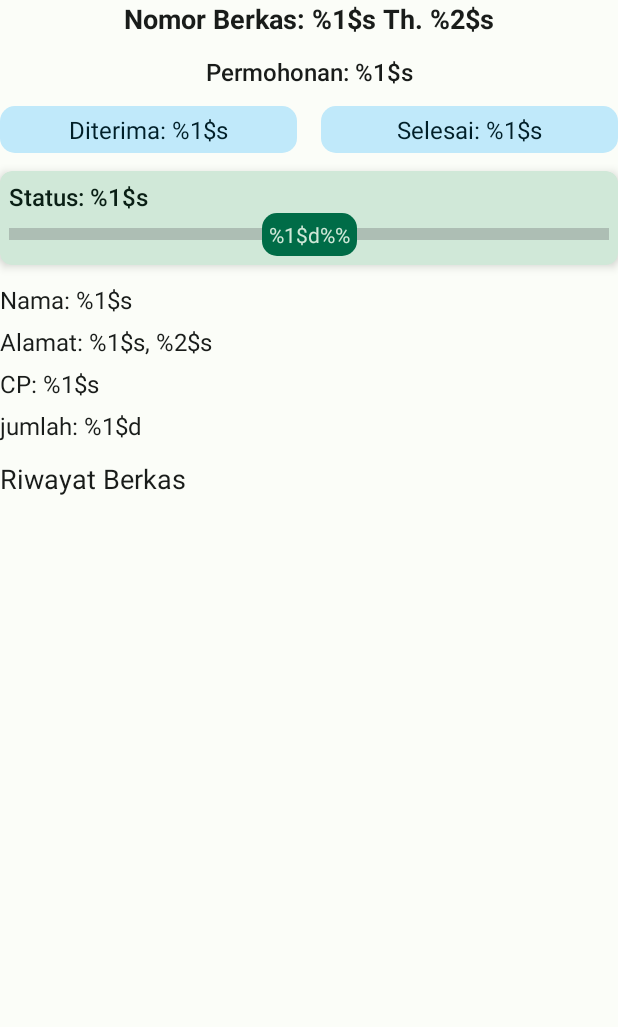
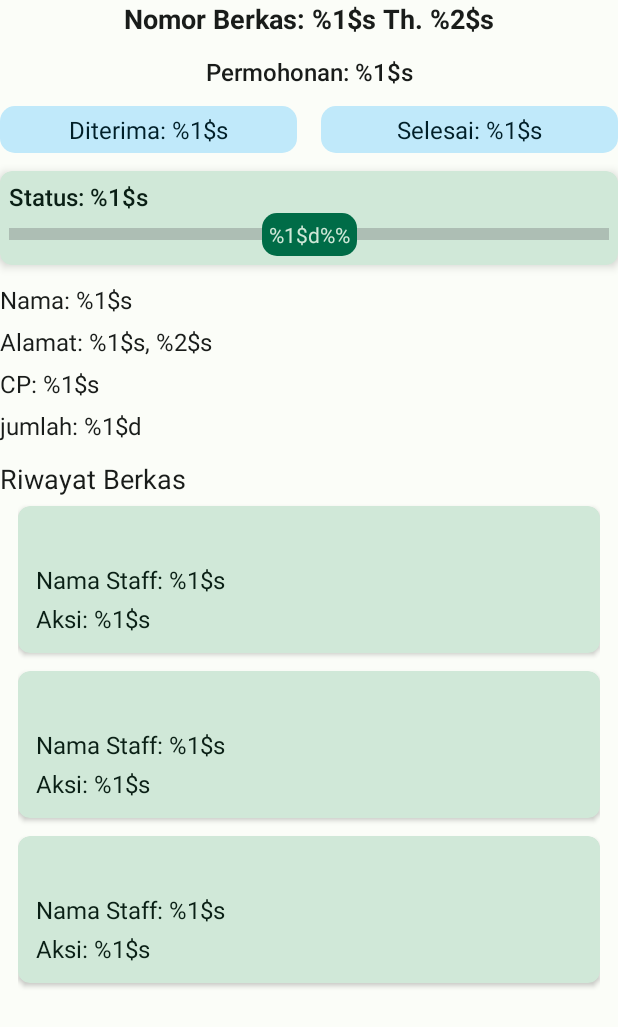
Before and after one commit to CV-JM-Network/BPKPD-Pasuruan, an Android app: the layout berkas_default.xml on its own in the app's theme, with its tools: preview values and no code run, on a phone screen of 412 x 824 dp. Shown: the top 1027 px of the screen. Run offline under Robolectric (Android 15) with nearby library versions, the phone set to English and light mode, and no system bars.

Commit message:
fix: - fix layout issue - fix empty date constraint - code refactoring

```diff
--- a/app/src/main/java/com/jaylangkung/bpkpd/auth/LoginActivity.kt
+++ b/app/src/main/java/com/jaylangkung/bpkpd/auth/LoginActivity.kt
@@ -4,7 +4,6 @@ import android.annotation.SuppressLint
 import android.content.Intent
 import android.os.Bundle
 import android.provider.Settings
-import android.util.Log
 import androidx.appcompat.app.AppCompatActivity
 import com.jaylangkung.bpkpd.BuildConfig
 import com.jaylangkung.bpkpd.MainActivity
--- a/app/src/main/java/com/jaylangkung/bpkpd/auth/SplashScreenActivity.kt
+++ b/app/src/main/java/com/jaylangkung/bpkpd/auth/SplashScreenActivity.kt
@@ -5,7 +5,6 @@ import android.content.Intent
 import android.os.Bundle
 import android.os.Handler
 import android.os.Looper
-import android.util.Log
 import androidx.appcompat.app.AppCompatActivity
 import com.jaylangkung.bpkpd.BuildConfig
 import com.jaylangkung.bpkpd.MainActivity
--- a/app/src/main/java/com/jaylangkung/bpkpd/menu/home/BerkasAdapter.kt
+++ b/app/src/main/java/com/jaylangkung/bpkpd/menu/home/BerkasAdapter.kt
@@ -9,8 +9,6 @@ import androidx.recyclerview.widget.RecyclerView
 import com.jaylangkung.bpkpd.R
 import com.jaylangkung.bpkpd.dataClass.BerkasData
 import com.jaylangkung.bpkpd.databinding.ItemBerkasBinding
-import java.text.SimpleDateFormat
-import java.util.Locale
 
 
 class BerkasAdapter : RecyclerView.Adapter<BerkasAdapter.ItemHolder>() {
@@ -26,8 +24,7 @@ class BerkasAdapter : RecyclerView.Adapter<BerkasAdapter.ItemHolder>() {
         notifyItemRangeChanged(prevSize, item.size)
     }
 
-    class ItemHolder(private val binding: ItemBerkasBinding, table: String) : RecyclerView.ViewHolder(binding.root) {
-        private val table = table
+    class ItemHolder(private val binding: ItemBerkasBinding, private val table: String) : RecyclerView.ViewHolder(binding.root) {
         fun bind(item: BerkasData) {
             binding.apply {
                 val tahun = if (item.tahun != "") item.tahun else item.createddate.substring(0, 4)
--- a/app/src/main/java/com/jaylangkung/bpkpd/menu/home/HomeFragment.kt
+++ b/app/src/main/java/com/jaylangkung/bpkpd/menu/home/HomeFragment.kt
@@ -12,7 +12,6 @@ import com.jaylangkung.bpkpd.R
 import com.jaylangkung.bpkpd.databinding.FragmentHomeBinding
 import com.jaylangkung.bpkpd.viewModel.HomeViewModel
 import com.jaylangkung.bpkpd.viewModel.ViewModelFactory
-import es.dmoral.toasty.Toasty
 import java.util.Calendar
 
 class HomeFragment : Fragment() {
--- a/app/src/main/java/com/jaylangkung/bpkpd/menu/scan/ScanQrDetailActivity.kt
+++ b/app/src/main/java/com/jaylangkung/bpkpd/menu/scan/ScanQrDetailActivity.kt
@@ -172,10 +172,9 @@ class ScanQrDetailActivity : AppCompatActivity() {
                 tvNama.text = getString(R.string.nama_pemohon, data.namaWp)
                 tvAlamat.text = getString(R.string.alamat_pemohon, data.desaKel, data.kecamatan)
                 tvKontak.text = getString(R.string.kontak_pemohon, data.contactPerson)
-                if (data.contactPerson != "-") {
+                if (data.contactPerson != "-" && data.prosesBerkas == "selesai") {
                     tvKontak.setCompoundDrawablesWithIntrinsicBounds(0, 0, R.drawable.ic_whatsapp, 0)
                     tvKontak.setOnClickListener {
-                        //remove 0 from phone number
                         val phone = data.contactPerson.substring(1)
                         val url =
                             "https://wa.me/62$phone?text=Halo%20${data.namaWp},%20Data%20Anda%20telah%20selesai%20diproses.%20Silahkan%20mengambil%20berkas%20di%20Kantor%20BPKPD%20Kabupaten%20Sidoarjo.%20Terima%20Kasih."
--- a/app/src/main/java/com/jaylangkung/bpkpd/menu/setting/SettingFragment.kt
+++ b/app/src/main/java/com/jaylangkung/bpkpd/menu/setting/SettingFragment.kt
@@ -15,7 +15,6 @@ import androidx.lifecycle.ViewModelProvider
 import com.bumptech.glide.Glide
 import com.github.dhaval2404.imagepicker.ImagePicker
 import com.jaylangkung.bpkpd.BuildConfig
-import com.jaylangkung.bpkpd.MainActivity
 import com.jaylangkung.bpkpd.R
 import com.jaylangkung.bpkpd.auth.LoginActivity
 import com.jaylangkung.bpkpd.databinding.FragmentSettingBinding
--- a/app/src/main/java/com/jaylangkung/bpkpd/utils/room/LoggerDao.kt
+++ b/app/src/main/java/com/jaylangkung/bpkpd/utils/room/LoggerDao.kt
@@ -3,7 +3,6 @@ package com.jaylangkung.bpkpd.utils.room
 import androidx.room.Dao
 import androidx.room.Insert
 import androidx.room.Query
-import com.jaylangkung.bpkpd.utils.room.Logger
 
 @Dao
 interface LoggerDao {
--- a/app/src/main/java/com/jaylangkung/bpkpd/utils/room/LoggerDatabase.kt
+++ b/app/src/main/java/com/jaylangkung/bpkpd/utils/room/LoggerDatabase.kt
@@ -4,8 +4,6 @@ import android.content.Context
 import androidx.room.Database
 import androidx.room.Room
 import androidx.room.RoomDatabase
-import com.jaylangkung.bpkpd.utils.room.Logger
-import com.jaylangkung.bpkpd.utils.room.LoggerDao
 
 @Database(entities = [Logger::class], version = 1)
 abstract class LoggerDatabase : RoomDatabase() {
--- a/app/src/main/res/layout/berkas_default.xml
+++ b/app/src/main/res/layout/berkas_default.xml
@@ -241,7 +241,7 @@
 
     <androidx.constraintlayout.widget.ConstraintLayout
         android:layout_width="match_parent"
-        android:layout_height="wrap_content"
+        android:layout_height="0dp"
         app:layout_constraintBottom_toBottomOf="parent"
         app:layout_constraintEnd_toEndOf="parent"
         app:layout_constraintStart_toStartOf="parent"
@@ -252,7 +252,7 @@
             android:layout_width="match_parent"
             android:layout_height="match_parent"
             android:paddingHorizontal="12dp"
-            android:visibility="gone"
+            android:visibility="visible"
             app:layout_constraintBottom_toBottomOf="parent"
             app:layout_constraintEnd_toEndOf="parent"
             app:layout_constraintStart_toStartOf="parent"
```
Also changed, not shown: app/src/main/java/com/jaylangkung/bpkpd/viewModel/ScanQrViewModel.kt (+4 -4 lines).
